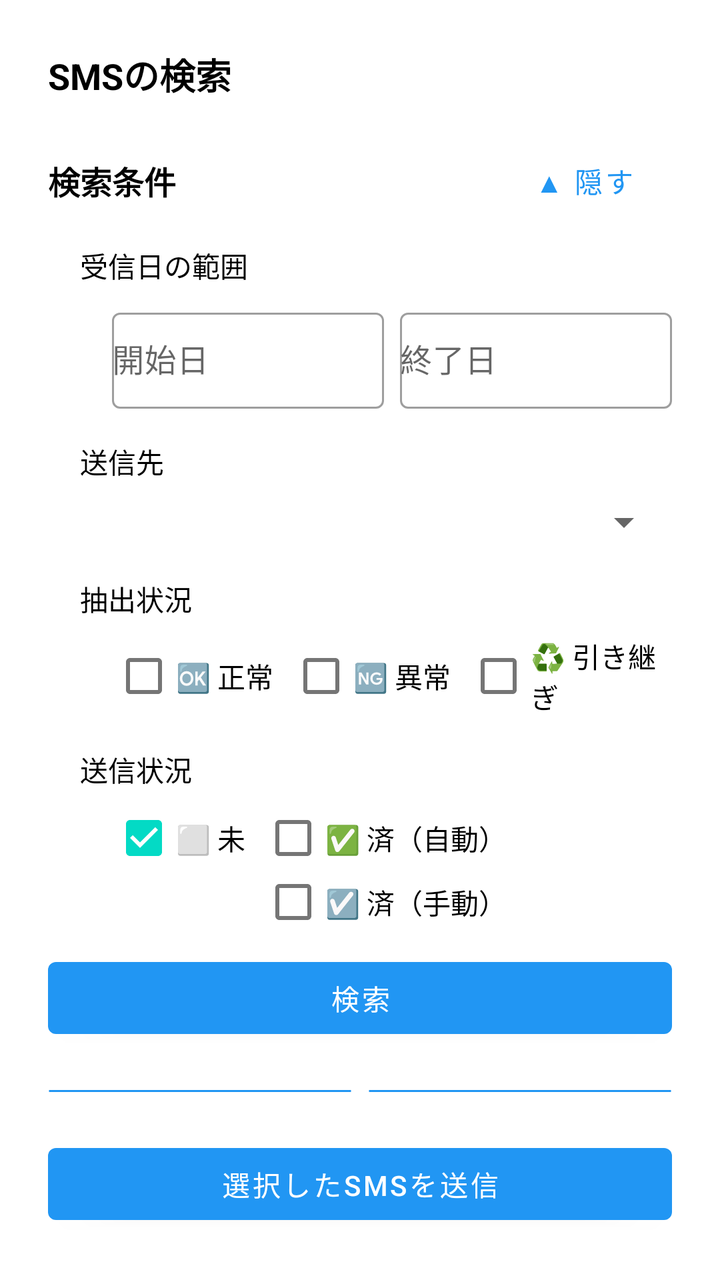
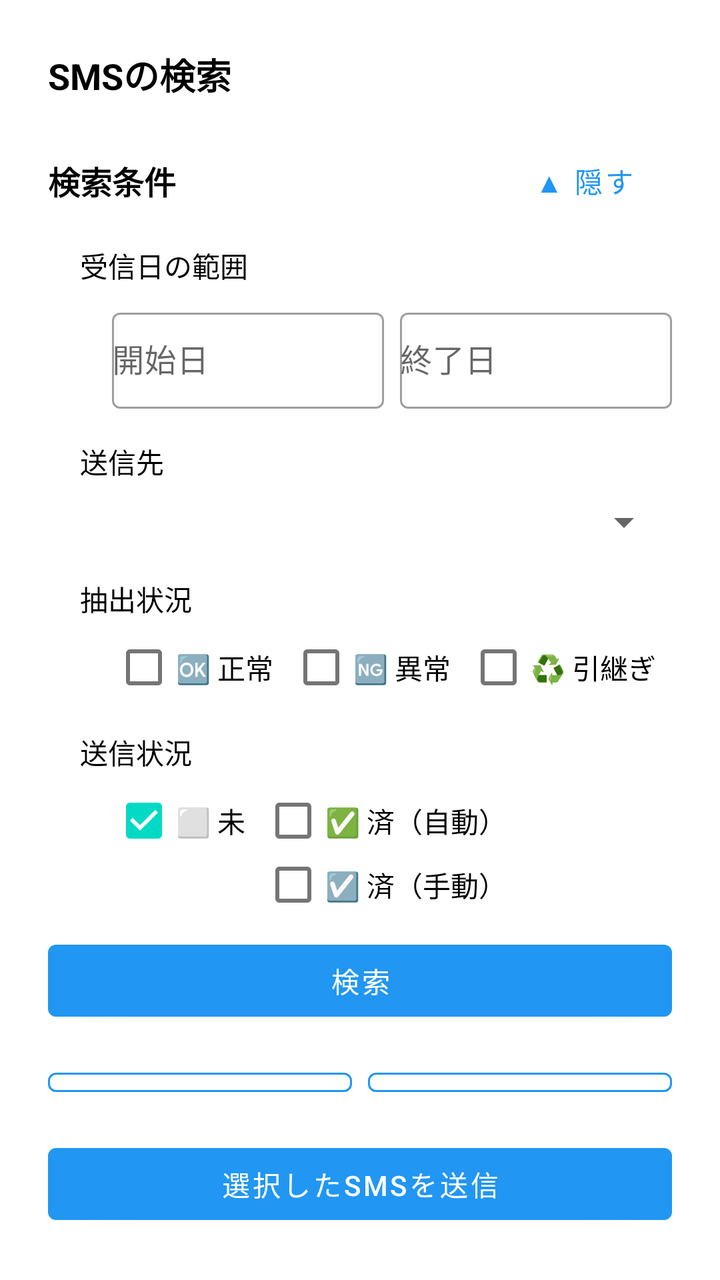

Compare the two renders of this Android layout. The source of the first and the diff that turns it into the second are given below.
<!-- AndroidManifest.xml: application theme Theme.SmsToKintone -->
<!-- res/layout/activity_sms_search.xml -->
<?xml version="1.0" encoding="utf-8"?>
<LinearLayout xmlns:android="http://schemas.android.com/apk/res/android"
    xmlns:app="http://schemas.android.com/apk/res-auto"
    android:layout_width="match_parent"
    android:layout_height="match_parent"
    android:orientation="vertical"
    android:padding="24dp">

    <TextView
        android:layout_width="wrap_content"
        android:layout_height="wrap_content"
        android:layout_marginBottom="16dp"
        android:text="@string/title_sms_search"
        android:textSize="18sp"
        android:textStyle="bold"
        android:textColor="?attr/colorOnSurface" />

    <LinearLayout
        android:id="@+id/layoutPermissionRequired"
        android:layout_width="match_parent"
        android:layout_height="wrap_content"
        android:layout_marginBottom="16dp"
        android:orientation="vertical"
        android:visibility="gone">

        <TextView
            android:layout_width="wrap_content"
            android:layout_height="wrap_content"
            android:layout_marginBottom="8dp"
            android:text="@string/label_sms_read_permission_required"
            android:textColor="?attr/colorOnSurface" />
    </LinearLayout>

    <LinearLayout
        android:id="@+id/layoutSearchForm"
        android:layout_width="match_parent"
        android:layout_height="0dp"
        android:layout_weight="1"
        android:orientation="vertical">

        <LinearLayout
            android:layout_width="match_parent"
            android:layout_height="wrap_content"
            android:layout_marginBottom="8dp"
            android:orientation="horizontal"
            android:gravity="center_vertical">

            <TextView
                android:layout_width="0dp"
                android:layout_height="wrap_content"
                android:layout_weight="1"
                android:text="@string/section_search_conditions"
                android:textSize="16sp"
                android:textStyle="bold"
                android:textColor="?attr/colorOnSurface" />

            <com.google.android.material.button.MaterialButton
                android:id="@+id/btnToggleSearchFilters"
                style="@style/Widget.MaterialComponents.Button.TextButton"
                android:layout_width="wrap_content"
                android:layout_height="wrap_content"
                android:text="@string/btn_hide_search_filters" />
        </LinearLayout>

        <LinearLayout
            android:id="@+id/llSearchFilters"
            android:layout_width="match_parent"
            android:layout_height="wrap_content"
            android:layout_marginStart="16dp"
            android:orientation="vertical">

            <TextView
                android:layout_width="wrap_content"
                android:layout_height="wrap_content"
                android:layout_marginBottom="8dp"
                android:text="@string/label_search_date_range"
                android:textColor="?attr/colorOnSurface" />

            <LinearLayout
                android:layout_width="match_parent"
                android:layout_height="wrap_content"
                android:layout_marginStart="16dp"
                android:orientation="horizontal">

                <com.google.android.material.textfield.TextInputLayout
                    android:layout_width="0dp"
                    android:layout_height="wrap_content"
                    android:layout_marginEnd="8dp"
                    android:layout_weight="1"
                    android:hint="@string/hint_date_from">

                    <com.google.android.material.textfield.TextInputEditText
                        android:id="@+id/etDateFrom"
                        style="@style/AppTextInputEditText"
                        android:layout_width="match_parent"
                        android:layout_height="wrap_content"
                        android:focusable="false"
                        android:inputType="none" />
                </com.google.android.material.textfield.TextInputLayout>

                <com.google.android.material.textfield.TextInputLayout
                    android:layout_width="0dp"
                    android:layout_height="wrap_content"
                    android:layout_weight="1"
                    android:hint="@string/hint_date_to">

                    <com.google.android.material.textfield.TextInputEditText
                        android:id="@+id/etDateTo"
                        style="@style/AppTextInputEditText"
                        android:layout_width="match_parent"
                        android:layout_height="wrap_content"
                        android:focusable="false"
                        android:inputType="none" />
                </com.google.android.material.textfield.TextInputLayout>
            </LinearLayout>

            <com.google.android.material.textfield.TextInputLayout
                android:layout_width="match_parent"
                android:layout_height="wrap_content"
                android:layout_marginTop="8dp"
                android:hint="@string/hint_body_filter"
                android:visibility="gone">

                <com.google.android.material.textfield.TextInputEditText
                    android:id="@+id/etBodyFilter"
                    style="@style/AppTextInputEditText"
                    android:layout_width="match_parent"
                    android:layout_height="wrap_content"
                    android:inputType="text" />
            </com.google.android.material.textfield.TextInputLayout>

            <TextView
                android:id="@+id/tvSendTargetFilterLabel"
                android:layout_width="wrap_content"
                android:layout_height="wrap_content"
                android:layout_marginTop="16dp"
                android:layout_marginBottom="8dp"
                android:text="@string/label_send_target_filter"
                android:textColor="?attr/colorOnSurface" />

            <LinearLayout
                android:id="@+id/llSendTargetFilter"
                android:layout_width="match_parent"
                android:layout_height="wrap_content"
                android:layout_marginStart="16dp"
                android:orientation="vertical">

                <Spinner
                    android:id="@+id/spSendTargetFilter"
                    style="@style/AppSpinner"
                    android:layout_width="match_parent"
                    android:layout_height="wrap_content" />
            </LinearLayout>

            <TextView
                android:layout_width="wrap_content"
                android:layout_height="wrap_content"
                android:layout_marginTop="16dp"
                android:layout_marginBottom="8dp"
                android:text="@string/label_search_extraction_status_filter"
                android:textColor="?attr/colorOnSurface" />

            <LinearLayout
                android:layout_width="match_parent"
                android:layout_height="wrap_content"
                android:layout_marginStart="16dp"
                android:orientation="horizontal"
                android:gravity="center_vertical">

                <CheckBox
                    android:id="@+id/cbExtractionSucceededOnly"
                    style="@style/AppCheckBox"
                    android:layout_width="wrap_content"
                    android:layout_height="wrap_content"
                    android:layout_marginEnd="8dp"
                    android:minHeight="0dp"
                    android:checked="false"
                    android:text="@string/cb_extraction_succeeded_only" />

                <CheckBox
                    android:id="@+id/cbExtractionFailedOnly"
                    style="@style/AppCheckBox"
                    android:layout_width="wrap_content"
                    android:layout_height="wrap_content"
                    android:layout_marginEnd="8dp"
                    android:minHeight="0dp"
                    android:checked="false"
                    android:text="@string/cb_extraction_failed_only" />

                <CheckBox
                    android:id="@+id/cbExtractionNotPerformedOnly"
                    style="@style/AppCheckBox"
                    android:layout_width="wrap_content"
                    android:layout_height="wrap_content"
                    android:minHeight="0dp"
                    android:checked="false"
                    android:text="@string/cb_extraction_not_performed_only" />
            </LinearLayout>

            <TextView
                android:layout_width="wrap_content"
                android:layout_height="wrap_content"
                android:layout_marginTop="16dp"
                android:layout_marginBottom="8dp"
                android:text="@string/label_search_send_status_filter"
                android:textColor="?attr/colorOnSurface" />

            <LinearLayout
                android:layout_width="match_parent"
                android:layout_height="wrap_content"
                android:layout_marginStart="16dp"
                android:orientation="horizontal">

                <CheckBox
                    android:id="@+id/cbSendNoneOnly"
                    style="@style/AppCheckBox"
                    android:layout_width="wrap_content"
                    android:layout_height="wrap_content"
                    android:layout_marginEnd="8dp"
                    android:minHeight="0dp"
                    android:checked="true"
                    android:text="@string/cb_send_none_only" />

                <LinearLayout
                    android:layout_width="wrap_content"
                    android:layout_height="wrap_content"
                    android:orientation="vertical">

                    <CheckBox
                        android:id="@+id/cbSentAutoOnly"
                        style="@style/AppCheckBox"
                        android:layout_width="wrap_content"
                        android:layout_height="wrap_content"
                        android:minHeight="0dp"
                        android:checked="false"
                        android:text="@string/cb_sent_auto_only" />

                    <CheckBox
                        android:id="@+id/cbSentManualOnly"
                        style="@style/AppCheckBox"
                        android:layout_width="wrap_content"
                        android:layout_height="wrap_content"
                        android:minHeight="0dp"
                        android:checked="false"
                        android:text="@string/cb_sent_manual_only" />
                </LinearLayout>
            </LinearLayout>
        </LinearLayout>

        <com.google.android.material.button.MaterialButton
            android:id="@+id/btnSearchSms"
            style="@style/AppButton.FilledButton"
            android:layout_width="match_parent"
            android:layout_height="wrap_content"
            android:layout_marginTop="8dp"
            android:text="@string/btn_search" />

        <LinearLayout
            android:layout_width="match_parent"
            android:layout_height="wrap_content"
            android:layout_marginTop="16dp"
            android:orientation="horizontal">

            <com.google.android.material.button.MaterialButton
                android:id="@+id/btnSelectAll"
                style="@style/AppButton.OutlinedButton"
                android:layout_width="0dp"
                android:layout_height="wrap_content"
                android:layout_marginEnd="8dp"
                android:layout_weight="1"
                android:text="@string/btn_select_all" />

            <com.google.android.material.button.MaterialButton
                android:id="@+id/btnDeselectAll"
                style="@style/AppButton.OutlinedButton"
                android:layout_width="0dp"
                android:layout_height="wrap_content"
                android:layout_weight="1"
                android:text="@string/btn_deselect_all" />
        </LinearLayout>

        <TextView
            android:layout_width="wrap_content"
            android:layout_height="wrap_content"
            android:layout_marginTop="8dp"
            android:text="@string/helper_sms_status_legend"
            android:textSize="12sp"
            android:textColor="?android:attr/textColorSecondary" />

        <TextView
            android:id="@+id/tvSmsListEmpty"
            android:layout_width="wrap_content"
            android:layout_height="wrap_content"
            android:layout_marginTop="16dp"
            android:text="@string/message_sms_search_empty"
            android:textColor="?attr/colorOnSurface"
            android:visibility="gone" />

        <androidx.swiperefreshlayout.widget.SwipeRefreshLayout
            android:id="@+id/swipeRefreshSmsList"
            android:layout_width="match_parent"
            android:layout_height="0dp"
            android:layout_marginTop="8dp"
            android:layout_weight="1">

            <ScrollView
                android:id="@+id/svSmsList"
                android:layout_width="match_parent"
                android:layout_height="match_parent">

                <LinearLayout
                    android:id="@+id/llSmsListContainer"
                    android:layout_width="match_parent"
                    android:layout_height="wrap_content"
                    android:orientation="vertical" />
            </ScrollView>
        </androidx.swiperefreshlayout.widget.SwipeRefreshLayout>

    </LinearLayout>

    <com.google.android.material.button.MaterialButton
        android:id="@+id/btnSendSelected"
        style="@style/AppButton.FilledButton"
        android:layout_width="match_parent"
        android:layout_height="wrap_content"
        android:layout_marginTop="16dp"
        android:text="@string/btn_send_selected" />

</LinearLayout>
<!-- resources referenced by this layout -->
<resources>
  <string name="btn_deselect_all">選択解除</string>
  <string name="btn_hide_search_filters">▲ 隠す</string>
  <string name="btn_search">検索</string>
  <string name="btn_select_all">全選択</string>
  <string name="btn_send_selected">選択したSMSを送信</string>
  <string name="cb_extraction_failed_only">🆖 異常</string>
  <string name="cb_extraction_not_performed_only">♻️ 引き継ぎ</string>
  <string name="cb_extraction_succeeded_only">🆗 正常</string>
  <string name="cb_send_none_only">⬜ 未</string>
  <string name="cb_sent_auto_only">✅ 済（自動）</string>
  <string name="cb_sent_manual_only">☑️ 済（手動）</string>
  <string name="helper_sms_status_legend">"抽出状況：🆗 正常 ・ 🆖 異常 ・ ♻️ 引き継ぎ\n送信状況：⬜ 未 ・ ✅ 済（自動） ・ ☑️ 済（手動）\n返信状況：📨 済（自動）\n送信先：🈶 あり ・ 🈚 なし"</string>
  <string name="hint_body_filter">本文に含む文字列</string>
  <string name="hint_date_from">開始日</string>
  <string name="hint_date_to">終了日</string>
  <string name="label_search_date_range">受信日の範囲</string>
  <string name="label_search_extraction_status_filter">抽出状況</string>
  <string name="label_search_send_status_filter">送信状況</string>
  <string name="label_send_target_filter">送信先</string>
  <string name="label_sms_read_permission_required">アプリ設定画面の「端末の許可」の「SMSの読み取り」を許可してください</string>
  <string name="message_sms_search_empty">該当するSMSがありません</string>
  <string name="section_search_conditions">検索条件</string>
  <string name="title_sms_search">SMSの検索</string>
  <style name="AppButton.FilledButton" parent="Widget.MaterialComponents.Button">
          <item name="android:disabledAlpha">0.5</item>
      </style>
  <style name="AppButton.OutlinedButton" parent="Widget.MaterialComponents.Button.OutlinedButton">
          <item name="strokeColor">@color/button_stroke_color</item>
          <item name="android:disabledAlpha">0.5</item>
      </style>
  <style name="AppCheckBox">
          <item name="android:minHeight">0dp</item>
          <item name="android:padding">0dp</item>
          <item name="android:paddingTop">8dp</item>
          <item name="android:paddingBottom">8dp</item>
      </style>
  <style name="AppSpinner">
          <item name="android:padding">0dp</item>
          <item name="android:paddingTop">8dp</item>
          <item name="android:paddingBottom">8dp</item>
      </style>
  <style name="AppTextInputEditText">
          <item name="android:minHeight">48dp</item>
          <item name="android:padding">0dp</item>
          <item name="android:paddingTop">8dp</item>
          <item name="android:paddingBottom">8dp</item>
      </style>
  <style name="Theme.SmsToKintone" parent="Theme.MaterialComponents.DayNight.NoActionBar">
          <item name="colorPrimary">@color/blue_500</item>
          <item name="colorPrimaryVariant">@color/blue_700</item>
          <item name="colorPrimaryDark">@color/blue_700</item>
          <item name="colorOnPrimary">@color/white</item>
          <item name="colorSecondary">@color/teal_200</item>
          <item name="colorSecondaryVariant">@color/teal_700</item>
          <item name="colorOnSecondary">@color/black</item>
          <item name="textInputStyle">@style/Widget.MaterialComponents.TextInputLayout.OutlinedBox</item>
      </style>
  <color name="blue_500">#2196F3</color>
  <color name="blue_700">#1976D2</color>
  <color name="white">#FFFFFFFF</color>
  <color name="teal_200">#03DAC5</color>
  <color name="teal_700">#018786</color>
  <color name="black">#FF000000</color>
</resources>

<!-- the commit's change to res/layout/activity_sms_search.xml (unified diff, before → after) -->
@@ -188,13 +188,13 @@
                     android:text="@string/cb_extraction_failed_only" />
 
                 <CheckBox
-                    android:id="@+id/cbExtractionNotPerformedOnly"
+                    android:id="@+id/cbExtractionContinuationOnly"
                     style="@style/AppCheckBox"
                     android:layout_width="wrap_content"
                     android:layout_height="wrap_content"
                     android:minHeight="0dp"
                     android:checked="false"
-                    android:text="@string/cb_extraction_not_performed_only" />
+                    android:text="@string/cb_extraction_continuation_only" />
             </LinearLayout>
 
             <TextView
<!-- resource entries referenced after the edit -->
@@ -5,13 +5,13 @@
   <string name="btn_search">検索</string>
   <string name="btn_select_all">全選択</string>
   <string name="btn_send_selected">選択したSMSを送信</string>
+  <string name="cb_extraction_continuation_only">♻️ 引継ぎ</string>
   <string name="cb_extraction_failed_only">🆖 異常</string>
-  <string name="cb_extraction_not_performed_only">♻️ 引き継ぎ</string>
   <string name="cb_extraction_succeeded_only">🆗 正常</string>
   <string name="cb_send_none_only">⬜ 未</string>
   <string name="cb_sent_auto_only">✅ 済（自動）</string>
   <string name="cb_sent_manual_only">☑️ 済（手動）</string>
-  <string name="helper_sms_status_legend">"抽出状況：🆗 正常 ・ 🆖 異常 ・ ♻️ 引き継ぎ\n送信状況：⬜ 未 ・ ✅ 済（自動） ・ ☑️ 済（手動）\n返信状況：📨 済（自動）\n送信先：🈶 あり ・ 🈚 なし"</string>
+  <string name="helper_sms_status_legend">"抽出状況：🆗 正常 ・ 🆖 異常 ・ ♻️ 引継ぎ\n送信状況：⬜ 未 ・ ✅ 済（自動） ・ ☑️ 済（手動）\n返信状況：📨 済（自動）\n送信先：🈶 あり ・ 🈚 なし"</string>
   <string name="hint_body_filter">本文に含む文字列</string>
   <string name="hint_date_from">開始日</string>
   <string name="hint_date_to">終了日</string>
